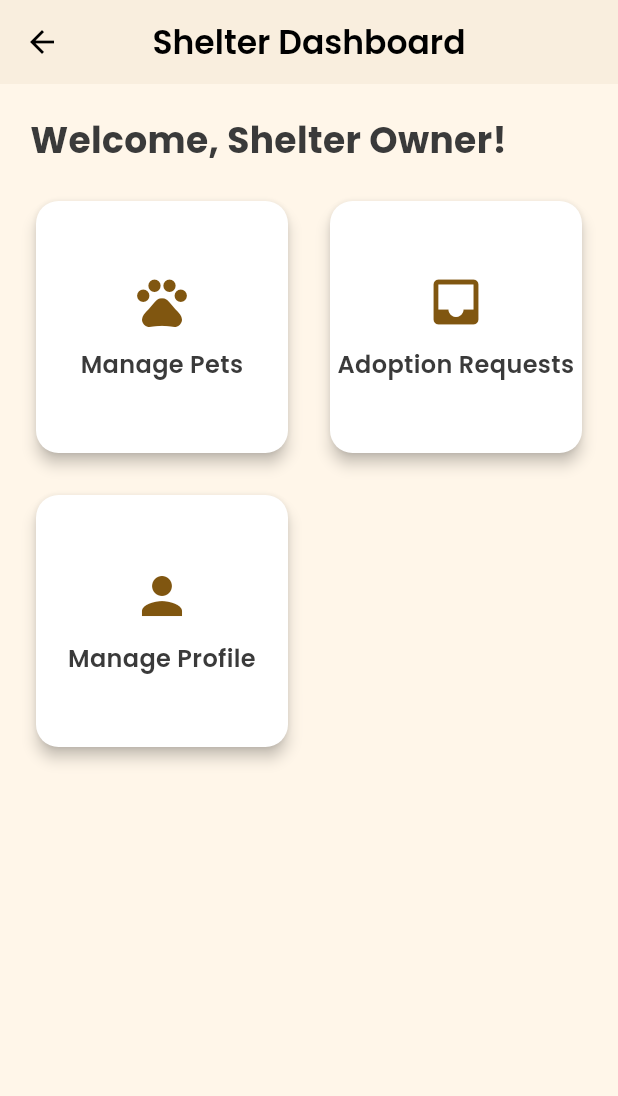
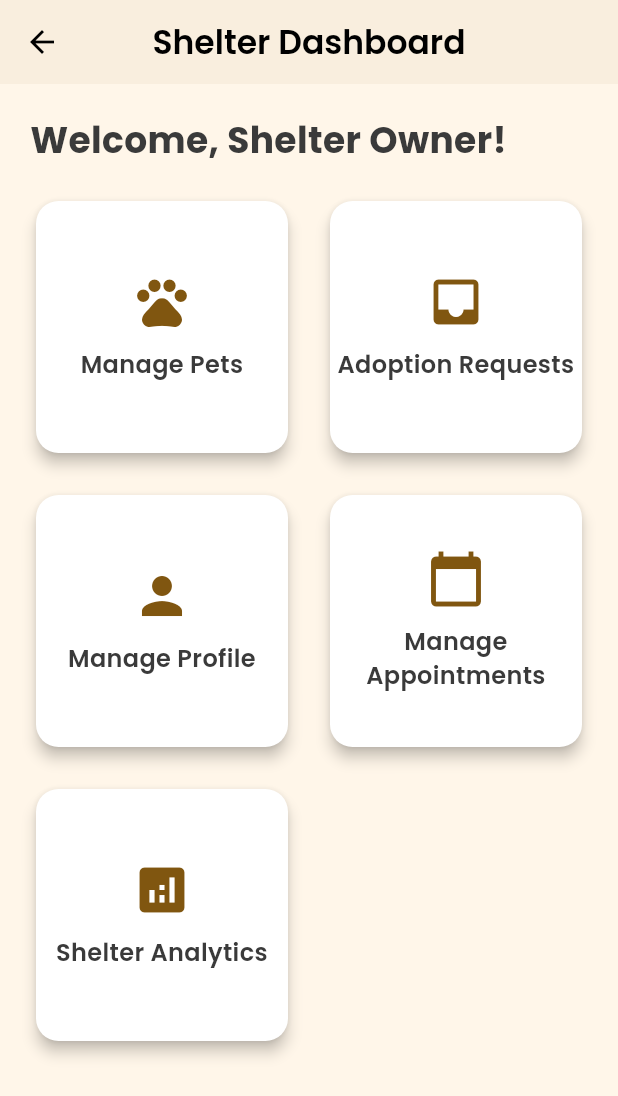
Before and after one commit to AmayMalviya/Pet-Connect, a Flutter app: the ShelterHomeScreen screen opened by its route, on a phone screen of 412 x 824 dp. Shown: the top 1096 px of the screen. Run offline on Flutter 3.47's test engine with Material 3 defaults, Android fonts, the phone set to English and light mode, and no system bars; our stand-ins replace firebase_core, firebase_messaging, flutter_local_notifications, google_fonts, google_maps_flutter, image_picker and 2 more; accounts and stored records are empty; network calls fail.

Commit message:
Add upload buttons and navigation improvements to pet management
- Add photo, Excel/CSV, and list photo upload buttons to manage pets screen
- Replace direct navigation with modal form for adding/editing pets
- Add new shelter screens for appointments and analytics management
- Update login flow to route shelter owners and vets to respective home screens
- Extend Pet model with description, status, and health status fields
- Fix price display formatting in recommended products screen

```diff
--- a/Frontend/lib/main.dart
+++ b/Frontend/lib/main.dart
@@ -35,6 +35,8 @@ import 'package:pet_connect_app/screens/add_edit_medical_note_screen.dart';
 import 'package:pet_connect_app/models/medical_note.dart';
 import 'package:firebase_core/firebase_core.dart';
 import 'package:pet_connect_app/screens/recommended_shop_screen.dart';
+import 'package:pet_connect_app/screens/shelter/manage_appointments_screen.dart';
+import 'package:pet_connect_app/screens/shelter/shelter_analytics_screen.dart';
 
 import 'package:pet_connect_app/services/notification_service.dart';
 
@@ -162,6 +164,8 @@ class PetConnectApp extends StatelessWidget {
           final petName = args['petName'] as String;
           return RecommendedShopScreen(petId: petId, petName: petName);
         },
+        ManageAppointmentsScreen.routeName: (context) => const ManageAppointmentsScreen(),
+        ShelterAnalyticsScreen.routeName: (context) => const ShelterAnalyticsScreen(),
       },
     );
   }
--- a/Frontend/lib/models/pet.dart
+++ b/Frontend/lib/models/pet.dart
@@ -19,6 +19,9 @@ class Pet {
   final String? coatType;
   final String? groomingNeeds;
   final String? preferredFoodType;
+  final String? description;
+  final String? status;
+  final String? healthStatus;
 
   Pet({
     this.id,
@@ -41,6 +44,9 @@ class Pet {
     this.coatType,
     this.groomingNeeds,
     this.preferredFoodType,
+    this.description,
+    this.status,
+    this.healthStatus,
   });
 
   factory Pet.fromJson(Map<String, dynamic> json) {
@@ -65,6 +71,9 @@ class Pet {
       coatType: json['coat_type'],
       groomingNeeds: json['grooming_needs'],
       preferredFoodType: json['preferred_food_type'],
+      description: json['description'],
+      status: json['status'],
+      healthStatus: json['health_status'],
     );
   }
 
@@ -90,6 +99,9 @@ class Pet {
       'coat_type': coatType,
       'grooming_needs': groomingNeeds,
       'preferred_food_type': preferredFoodType,
+      'description': description,
+      'status': status,
+      'health_status': healthStatus,
     };
   }
 }
--- a/Frontend/lib/screens/recommended_shop_screen.dart
+++ b/Frontend/lib/screens/recommended_shop_screen.dart
@@ -98,10 +98,7 @@ class _RecommendedShopScreenState extends State<RecommendedShopScreen> {
                                   children: [
                                     Text(product.productName, style: GoogleFonts.poppins(fontSize: 16, fontWeight: FontWeight.w600)),
                                     if (product.price != null)
-                                      Text(
-                                        '\${product.price!.toStringAsFixed(2)}',
-                                        style: GoogleFonts.poppins(fontSize: 14, color: AppColors.primary),
-                                      ),
+                                      Text(product.price != null ? '\$${product.price!.toStringAsFixed(2)}' : '',style: GoogleFonts.poppins(fontSize: 14, color: AppColors.primary)),
                                     if (product.matchReason != null)
                                       Padding(
                                         padding: const EdgeInsets.only(top: 4.0),
--- a/Frontend/lib/screens/shelter_home_screen.dart
+++ b/Frontend/lib/screens/shelter_home_screen.dart
@@ -3,6 +3,8 @@ import 'package:google_fonts/google_fonts.dart';
 import 'package:pet_connect_app/screens/manage_pets_screen.dart';
 import 'package:pet_connect_app/screens/adoption_requests_screen.dart';
 import 'package:pet_connect_app/screens/shelter_profile_screen.dart';
+import 'package:pet_connect_app/screens/shelter/manage_appointments_screen.dart';
+import 'package:pet_connect_app/screens/shelter/shelter_analytics_screen.dart';
 
 class ShelterHomeScreen extends StatelessWidget {
   static const routeName = '/shelter-home';
@@ -59,6 +61,22 @@ class ShelterHomeScreen extends StatelessWidget {
                       Navigator.pushNamed(context, ShelterProfileScreen.routeName);
                     },
                   ),
+                  _buildDashboardCard(
+                    context,
+                    title: 'Manage Appointments',
+                    icon: Icons.calendar_today,
+                    onTap: () {
+                      Navigator.pushNamed(context, ManageAppointmentsScreen.routeName);
+                    },
+                  ),
+                  _buildDashboardCard(
+                    context,
+                    title: 'Shelter Analytics',
+                    icon: Icons.analytics,
+                    onTap: () {
+                      Navigator.pushNamed(context, ShelterAnalyticsScreen.routeName);
+                    },
+                  ),
                 ],
               ),
             ),
```
Also changed, not shown: Frontend/lib/models/recommended_product.dart (+4 -4 lines), Frontend/lib/screens/login_screen.dart (+6 -2 lines), Frontend/lib/screens/manage_pets_screen.dart (+33 -9 lines), Frontend/lib/screens/shelter/manage_appointments_screen.dart (added, +27 -0 lines), Frontend/lib/screens/shelter/shelter_analytics_screen.dart (added, +27 -0 lines), Frontend/lib/screens/add_edit_pet_screen.dart (line endings or trailing spaces).
